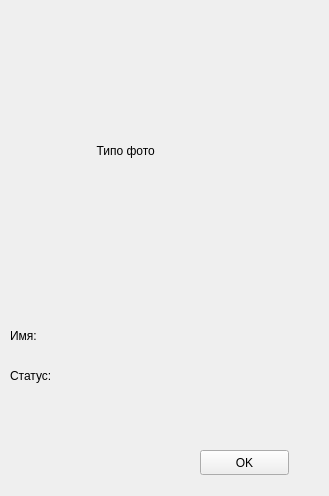
Above: Client/userlook.ui from Elizaser/Messenger-Diplom before the change. Below: the same form after it.
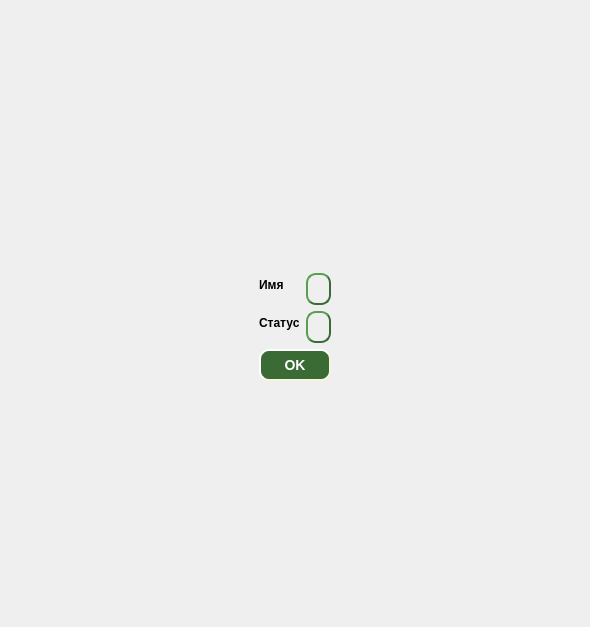
That is the form after the change. Icons and pictures are not drawn.

```diff
--- a/Client/userlook.ui
+++ b/Client/userlook.ui
@@ -6,91 +6,154 @@
    <rect>
     <x>0</x>
     <y>0</y>
-    <width>329</width>
-    <height>496</height>
+    <width>590</width>
+    <height>627</height>
    </rect>
   </property>
+  <property name="font">
+   <font>
+    <weight>75</weight>
+    <bold>true</bold>
+   </font>
+  </property>
   <property name="windowTitle">
    <string>Form</string>
   </property>
-  <widget class="QLabel" name="label_photo">
-   <property name="geometry">
-    <rect>
-     <x>30</x>
-     <y>30</y>
-     <width>271</width>
-     <height>241</height>
-    </rect>
-   </property>
-   <property name="text">
-    <string>                    Типо фото</string>
-   </property>
-  </widget>
-  <widget class="QLabel" name="label_1">
-   <property name="geometry">
-    <rect>
-     <x>10</x>
-     <y>320</y>
-     <width>61</width>
-     <height>31</height>
-    </rect>
-   </property>
-   <property name="text">
-    <string>Имя:</string>
-   </property>
-  </widget>
-  <widget class="QLabel" name="label_2">
-   <property name="geometry">
-    <rect>
-     <x>10</x>
-     <y>360</y>
-     <width>61</width>
-     <height>31</height>
-    </rect>
-   </property>
-   <property name="text">
-    <string>Статус:</string>
-   </property>
-  </widget>
-  <widget class="QPushButton" name="pushButton_OK">
-   <property name="geometry">
-    <rect>
-     <x>200</x>
-     <y>450</y>
-     <width>89</width>
-     <height>25</height>
-    </rect>
-   </property>
-   <property name="text">
-    <string>OK</string>
-   </property>
-  </widget>
-  <widget class="QLabel" name="label_name">
-   <property name="geometry">
-    <rect>
-     <x>90</x>
-     <y>330</y>
-     <width>211</width>
-     <height>31</height>
-    </rect>
-   </property>
-   <property name="text">
-    <string/>
-   </property>
-  </widget>
-  <widget class="QLabel" name="label_status">
-   <property name="geometry">
-    <rect>
-     <x>90</x>
-     <y>360</y>
-     <width>211</width>
-     <height>71</height>
-    </rect>
-   </property>
-   <property name="text">
-    <string/>
-   </property>
-  </widget>
+  <layout class="QGridLayout" name="gridLayout">
+   <item row="0" column="1">
+    <spacer name="verticalSpacer">
+     <property name="orientation">
+      <enum>Qt::Vertical</enum>
+     </property>
+     <property name="sizeHint" stdset="0">
+      <size>
+       <width>20</width>
+       <height>109</height>
+      </size>
+     </property>
+    </spacer>
+   </item>
+   <item row="1" column="0">
+    <spacer name="horizontalSpacer">
+     <property name="orientation">
+      <enum>Qt::Horizontal</enum>
+     </property>
+     <property name="sizeHint" stdset="0">
+      <size>
+       <width>149</width>
+       <height>20</height>
+      </size>
+     </property>
+    </spacer>
+   </item>
+   <item row="1" column="1">
+    <widget class="QLabel" name="label_3">
+     <property name="text">
+      <string/>
+     </property>
+     <property name="pixmap">
+      <pixmap resource="Images.qrc">:/icons/profile.png</pixmap>
+     </property>
+     <property name="alignment">
+      <set>Qt::AlignCenter</set>
+     </property>
+    </widget>
+   </item>
+   <item row="1" column="2">
+    <spacer name="horizontalSpacer_2">
+     <property name="orientation">
+      <enum>Qt::Horizontal</enum>
+     </property>
+     <property name="sizeHint" stdset="0">
+      <size>
+       <width>149</width>
+       <height>20</height>
+      </size>
+     </property>
+    </spacer>
+   </item>
+   <item row="2" column="1">
+    <layout class="QFormLayout" name="formLayout">
+     <item row="0" column="0">
+      <widget class="QLabel" name="label">
+       <property name="text">
+        <string>Имя</string>
+       </property>
+      </widget>
+     </item>
+     <item row="1" column="0">
+      <widget class="QLabel" name="label_2">
+       <property name="text">
+        <string>Статус</string>
+       </property>
+      </widget>
+     </item>
+     <item row="0" column="1">
+      <widget class="QLabel" name="label_status">
+       <property name="styleSheet">
+        <string notr="true">	 border-style: outset;
+     border-width: 2px;
+     border-radius: 10px;
+     border-color: #3A6B35;
+     font: bold 14px;
+     min-width: 10em;
+     padding: 6px;</string>
+       </property>
+       <property name="text">
+        <string/>
+       </property>
+      </widget>
+     </item>
+     <item row="1" column="1">
+      <widget class="QLabel" name="label_name">
+       <property name="styleSheet">
+        <string notr="true">	 border-style: outset;
+     border-width: 2px;
+     border-radius: 10px;
+     border-color: #3A6B35;
+     font: bold 14px;
+     min-width: 10em;
+     padding: 6px;</string>
+       </property>
+       <property name="text">
+        <string/>
+       </property>
+      </widget>
+     </item>
+     <item row="2" column="0" colspan="2">
+      <widget class="QPushButton" name="pushButton_OK">
+       <property name="styleSheet">
+        <string notr="true">	 border-style: outset;
+color: rgb(255, 255, 255);
+     border-width: 2px;
+     border-radius: 10px;
+     border-color: beige;
+     font: bold 14px;
+     min-width: 10em;
+     padding: 6px;
+	  background-color: #3A6B35;</string>
+       </property>
+       <property name="text">
+        <string>OK</string>
+       </property>
+      </widget>
+     </item>
+    </layout>
+   </item>
+   <item row="3" column="1">
+    <spacer name="verticalSpacer_2">
+     <property name="orientation">
+      <enum>Qt::Vertical</enum>
+     </property>
+     <property name="sizeHint" stdset="0">
+      <size>
+       <width>20</width>
+       <height>109</height>
+      </size>
+     </property>
+    </spacer>
+   </item>
+  </layout>
  </widget>
  <resources/>
  <connections/>
```
Left out of the diff: 4 changed lines with no effect on the pictures.
